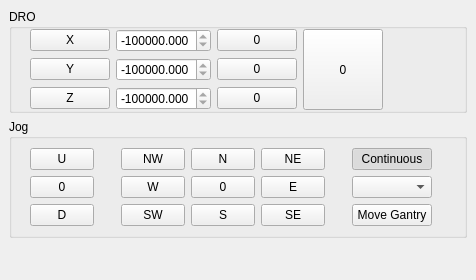
mlampert/Machinekit-Workbench, file Resources/jog.ui: the form before one commit.
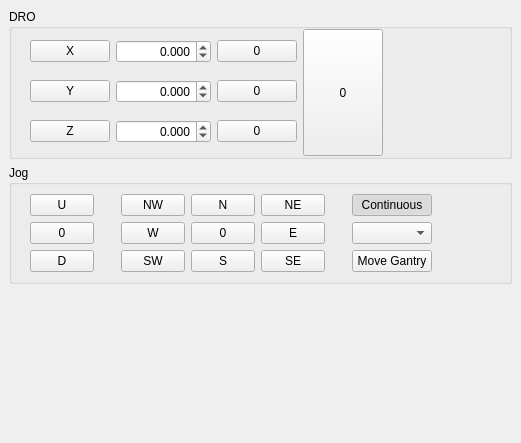
The form after the commit.

Commit message: Connect jogging window with machinekit

Patch:
```diff
--- a/Resources/jog.ui
+++ b/Resources/jog.ui
@@ -6,8 +6,8 @@
    <rect>
     <x>0</x>
     <y>0</y>
-    <width>476</width>
-    <height>280</height>
+    <width>521</width>
+    <height>443</height>
    </rect>
   </property>
   <property name="windowTitle">
@@ -31,7 +31,7 @@
     <item row="0" column="0">
      <widget class="QGroupBox" name="groupBox_2">
       <property name="sizePolicy">
-       <sizepolicy hsizetype="Minimum" vsizetype="Preferred">
+       <sizepolicy hsizetype="Minimum" vsizetype="Minimum">
         <horstretch>0</horstretch>
         <verstretch>0</verstretch>
        </sizepolicy>
@@ -89,6 +89,9 @@
               <pointsize>9</pointsize>
              </font>
             </property>
+            <property name="alignment">
+             <set>Qt::AlignRight|Qt::AlignTrailing|Qt::AlignVCenter</set>
+            </property>
             <property name="decimals">
              <number>3</number>
             </property>
@@ -96,7 +99,7 @@
              <double>-999999.998999999952503</double>
             </property>
             <property name="maximum">
-             <double>-999999.998999999952503</double>
+             <double>999999.998999999952503</double>
             </property>
            </widget>
           </item>
@@ -143,6 +146,9 @@
               <pointsize>9</pointsize>
              </font>
             </property>
+            <property name="alignment">
+             <set>Qt::AlignRight|Qt::AlignTrailing|Qt::AlignVCenter</set>
+            </property>
             <property name="decimals">
              <number>3</number>
             </property>
@@ -150,7 +156,7 @@
              <double>-999999.998999999952503</double>
             </property>
             <property name="maximum">
-             <double>-999999.998999999952503</double>
+             <double>999999.998999999952503</double>
             </property>
            </widget>
           </item>
@@ -197,6 +203,9 @@
               <pointsize>9</pointsize>
              </font>
             </property>
+            <property name="alignment">
+             <set>Qt::AlignRight|Qt::AlignTrailing|Qt::AlignVCenter</set>
+            </property>
             <property name="decimals">
              <number>3</number>
             </property>
@@ -204,7 +213,7 @@
              <double>-999999.998999999952503</double>
             </property>
             <property name="maximum">
-             <double>-999999.998999999952503</double>
+             <double>999999.998999999952503</double>
             </property>
            </widget>
           </item>
```
Left out of the diff: 4 changed lines with no effect on the pictures. The commit also changes 5 other files.
